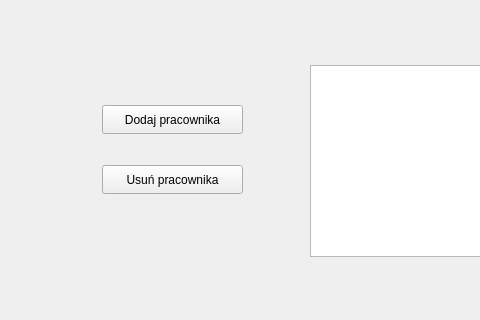
Before: the Qt Designer form mainwindow.ui in Adrhian241/companyManagement, drawn with Qt 5; both pictures show x 0 to 480 and y 105 to 425 of the 800 by 600 pixel window.
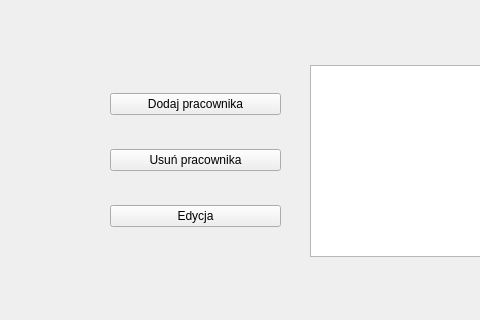
After: the same form once the commit is applied.

```diff
--- a/mainwindow.ui
+++ b/mainwindow.ui
@@ -14,32 +14,6 @@
    <string>MainWindow</string>
   </property>
   <widget class="QWidget" name="centralwidget">
-   <widget class="QPushButton" name="pushButtonAdd">
-    <property name="geometry">
-     <rect>
-      <x>102</x>
-      <y>210</y>
-      <width>141</width>
-      <height>29</height>
-     </rect>
-    </property>
-    <property name="text">
-     <string>Dodaj pracownika</string>
-    </property>
-   </widget>
-   <widget class="QPushButton" name="pushButtonDelete">
-    <property name="geometry">
-     <rect>
-      <x>102</x>
-      <y>270</y>
-      <width>141</width>
-      <height>29</height>
-     </rect>
-    </property>
-    <property name="text">
-     <string>Usuń pracownika</string>
-    </property>
-   </widget>
    <widget class="QListWidget" name="listWidget">
     <property name="geometry">
      <rect>
@@ -50,6 +24,39 @@
      </rect>
     </property>
    </widget>
+   <widget class="QWidget" name="layoutWidget">
+    <property name="geometry">
+     <rect>
+      <x>110</x>
+      <y>170</y>
+      <width>171</width>
+      <height>191</height>
+     </rect>
+    </property>
+    <layout class="QVBoxLayout" name="verticalLayout">
+     <item>
+      <widget class="QPushButton" name="pushButtonAdd">
+       <property name="text">
+        <string>Dodaj pracownika</string>
+       </property>
+      </widget>
+     </item>
+     <item>
+      <widget class="QPushButton" name="pushButtonDelete">
+       <property name="text">
+        <string>Usuń pracownika</string>
+       </property>
+      </widget>
+     </item>
+     <item>
+      <widget class="QPushButton" name="pushButtonEdit">
+       <property name="text">
+        <string>Edycja</string>
+       </property>
+      </widget>
+     </item>
+    </layout>
+   </widget>
   </widget>
  </widget>
  <resources/>
```
